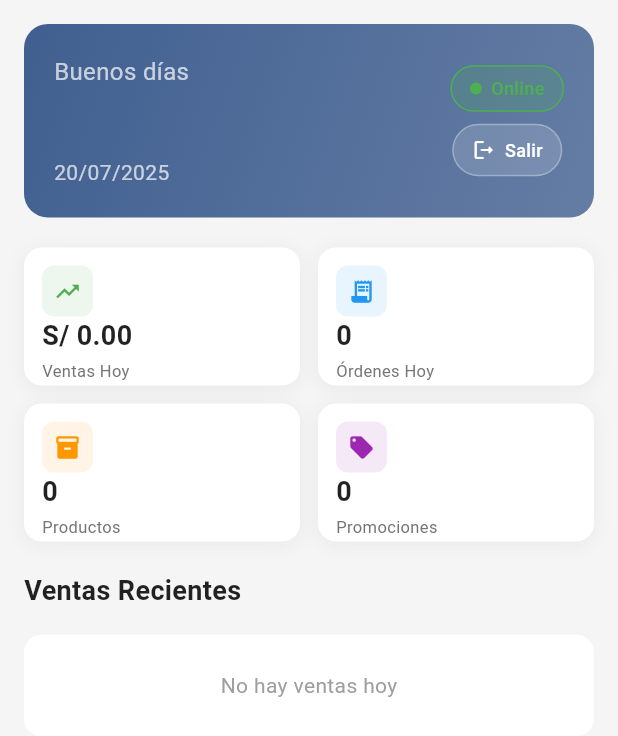
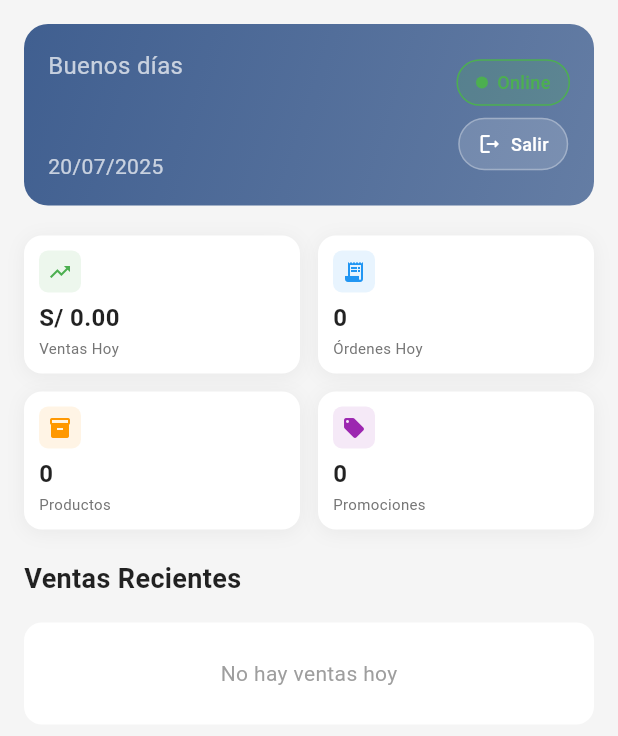
Before and after one commit to jeremiascoroneltecsup/app_demo_disco, a Flutter app: the DashboardFastScreen screen opened directly, on a phone screen of 412 x 824 dp. Shown: the top 736 px of the screen. Run offline on Flutter 3.47's test engine with Material 3 defaults, Android fonts, the phone set to English and light mode, and no system bars; our stand-ins replace shared_preferences; accounts and stored records are empty; network calls fail.

Commit message:
tamaño de cards en dashboard solucionado

```diff
--- a/lib/screens/dashboard_fast_screen.dart
+++ b/lib/screens/dashboard_fast_screen.dart
@@ -94,16 +94,23 @@ class _DashboardFastScreenState extends State<DashboardFastScreen> {
         },
         child: SingleChildScrollView(
           physics: const AlwaysScrollableScrollPhysics(),
+          child: Center(
+            child: ConstrainedBox(
+              constraints: const BoxConstraints(maxWidth: 800), // Ancho máximo para web
+              child: Padding(
                 padding: const EdgeInsets.all(16.0),
                 child: Column(
                   crossAxisAlignment: CrossAxisAlignment.start,
                   children: [
                     _buildHeader(),
-              const SizedBox(height: 20), // Reducido de 24 a 20
+                    const SizedBox(height: 20),
                     _buildMetricsGrid(),
-              const SizedBox(height: 20), // Reducido de 24 a 20
+                    const SizedBox(height: 20),
                     _buildRecentSales(),
                   ],
+                ),
+              ),
+            ),
           ),
         ),
       ),
@@ -118,7 +125,7 @@ class _DashboardFastScreenState extends State<DashboardFastScreen> {
         final greeting = _getGreeting(now.hour);
 
         return Container(
-          padding: const EdgeInsets.all(20),
+          padding: const EdgeInsets.all(16), // Reducido de 20 a 16
           decoration: BoxDecoration(
             gradient: LinearGradient(
               colors: [Theme.of(context).primaryColor, Theme.of(context).primaryColor.withOpacity(0.8)],
@@ -246,13 +253,18 @@ class _DashboardFastScreenState extends State<DashboardFastScreen> {
           return const Center(child: CircularProgressIndicator());
         }
 
+        // Calcular número de columnas basado en el ancho de pantalla
+        final screenWidth = MediaQuery.of(context).size.width;
+        final crossAxisCount = screenWidth > 600 ? 4 : 2; // 4 columnas en web/tablet, 2 en móvil
+        final aspectRatio = screenWidth > 600 ? 1.8 : 2.0; // Ajustar proporción según pantalla
+
         return GridView.count(
           shrinkWrap: true,
           physics: const NeverScrollableScrollPhysics(),
-          crossAxisCount: 2,
-          crossAxisSpacing: 12, // Reducido de 16 a 12
-          mainAxisSpacing: 12,  // Reducido de 16 a 12
-          childAspectRatio: 2.0, // Aumentado de 1.5 a 2.0 para hacer los cuadros más anchos y menos altos
+          crossAxisCount: crossAxisCount,
+          crossAxisSpacing: 12,
+          mainAxisSpacing: 12,
+          childAspectRatio: aspectRatio,
           children: [
             _buildMetricCard(
               'Ventas Hoy',
@@ -296,7 +308,7 @@ class _DashboardFastScreenState extends State<DashboardFastScreen> {
     return GestureDetector(
       onTap: onTap,
       child: Container(
-        padding: const EdgeInsets.all(12), // Reducido de 16 a 12 para hacer los cuadros más compactos
+        padding: const EdgeInsets.all(10), // Reducido de 12 a 10 para hacer los cuadros aún más compactos
         decoration: BoxDecoration(
           color: Colors.white,
           borderRadius: BorderRadius.circular(12),
@@ -315,12 +327,12 @@ class _DashboardFastScreenState extends State<DashboardFastScreen> {
               mainAxisAlignment: MainAxisAlignment.spaceBetween,
               children: [
                 Container(
-                  padding: const EdgeInsets.all(8),
+                  padding: const EdgeInsets.all(6), // Reducido de 8 a 6
                   decoration: BoxDecoration(
                     color: color.withOpacity(0.1),
-                    borderRadius: BorderRadius.circular(8),
+                    borderRadius: BorderRadius.circular(6), // Reducido de 8 a 6
                   ),
-                  child: Icon(icon, color: color, size: 18), // Reducido de 20 a 18
+                  child: Icon(icon, color: color, size: 16), // Reducido de 18 a 16
                 ),
                 if (onTap != null)
                   Icon(
@@ -334,7 +346,7 @@ class _DashboardFastScreenState extends State<DashboardFastScreen> {
             Text(
               value,
               style: const TextStyle(
-                fontSize: 18, // Reducido de 20 a 18
+                fontSize: 16, // Reducido de 18 a 16
                 fontWeight: FontWeight.bold,
                 color: Colors.black87,
               ),
@@ -343,7 +355,7 @@ class _DashboardFastScreenState extends State<DashboardFastScreen> {
             Text(
               title,
               style: TextStyle(
-                fontSize: 11, // Reducido de 12 a 11
+                fontSize: 10, // Reducido de 11 a 10
                 color: Colors.grey[600],
               ),
             ),
```
Lines whose indentation alone changed are shown as unchanged.
